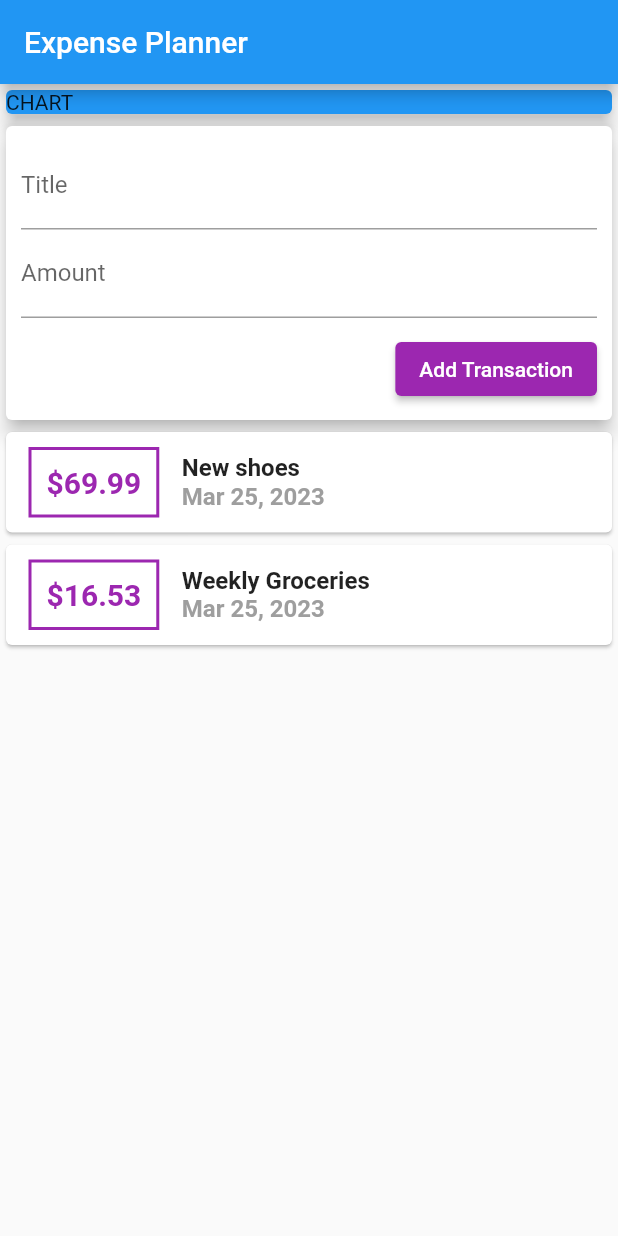
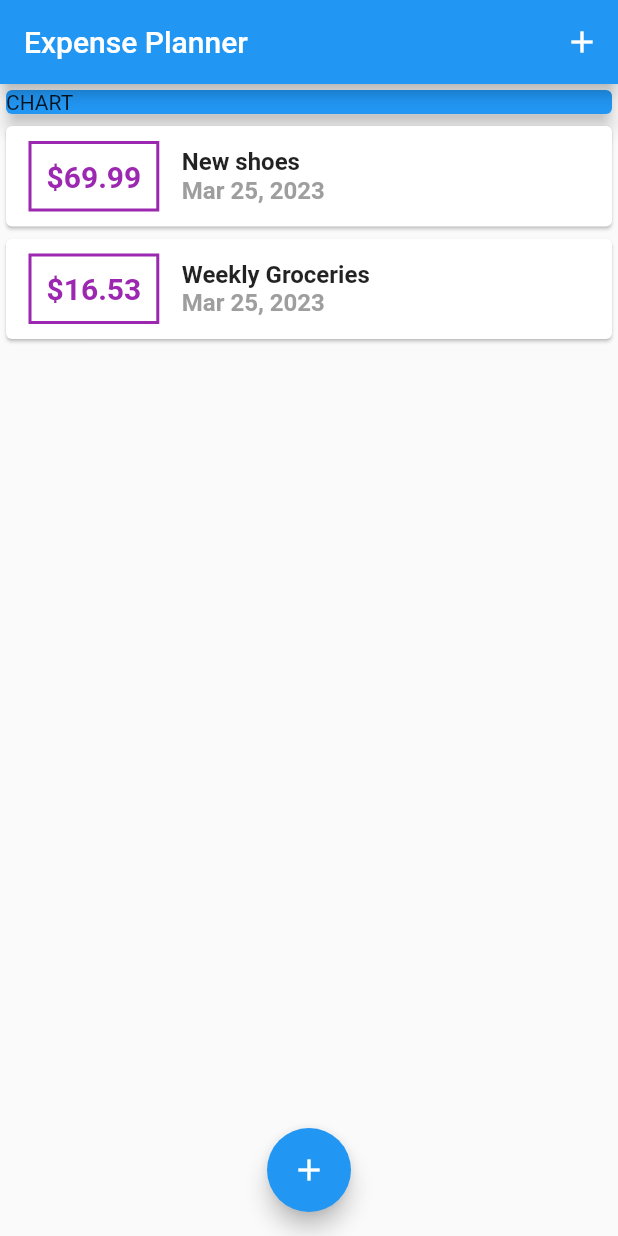
Before and after one commit to jakubit0/Expense-Planner-, a Flutter app: the screen it shows after launch, on a phone screen of 412 x 824 dp. Run offline on Flutter 3.47's test engine with Material 2 defaults, Android fonts, the phone set to English and light mode, and no system bars.

Commit message:
updated project structure
deleted user_transaction file, updated and added new buttons in main

```diff
--- a/expense_planner/lib/main.dart
+++ b/expense_planner/lib/main.dart
@@ -1,5 +1,7 @@
-import 'package:expense_planner/widgets/user_transactions.dart';
+import 'package:expense_planner/widgets/new_transaction.dart';
+import 'package:expense_planner/widgets/transaction_list.dart';
 import 'package:flutter/material.dart';
+import './models/transaction.dart';
 
 void main() {
   runApp(const MyApp());
@@ -33,15 +35,57 @@ class MyHomePage extends StatefulWidget {
 }
 
 class _MyHomePageState extends State<MyHomePage> {
+  final List<Transaction> _userTransactions = [
+    Transaction(
+      id: 't1',
+      title: 'New shoes',
+      amount: 69.99,
+      date: DateTime.now(),
+    ),
+    Transaction(
+      id: 't2',
+      title: 'Weekly Groceries',
+      amount: 16.53,
+      date: DateTime.now(),
+    ),
+  ];
 
-  final titleController = TextEditingController();
-  final amountController = TextEditingController();
+  void _addNewTransaction(String txTitle, double txAmount) {
+    final newTx = Transaction(
+        title: txTitle,
+        amount: txAmount,
+        date: DateTime.now(),
+        id: DateTime.now().toString());
+
+    setState(() {
+      _userTransactions.add(newTx);
+    });
+  }
+
+  void _startAddNewTransaction(BuildContext ctx) {
+    showModalBottomSheet(
+      context: ctx,
+      builder: (_) {
+        return GestureDetector(
+          onTap: () {},
+          child: NewTransaction(_addNewTransaction),
+          behavior: HitTestBehavior.opaque,
+        );
+      },
+    );
+  }
 
   @override
   Widget build(BuildContext context) {
     return Scaffold(
       appBar: AppBar(
         title: const Text('Expense Planner'),
+        actions: <Widget>[
+          IconButton(
+            icon: Icon(Icons.add),
+            onPressed: () => _startAddNewTransaction(context),
+          ),
+        ],
       ),
       body: SingleChildScrollView(
         child: Column(
@@ -55,9 +99,14 @@ class _MyHomePageState extends State<MyHomePage> {
                 child: Text('CHART'),
               ),
             ),
-           UserTransactions()
+            TransactionList(_userTransactions),
           ],
         ),
+      ),
+      floatingActionButtonLocation: FloatingActionButtonLocation.centerFloat,
+      floatingActionButton: FloatingActionButton(
+        onPressed: () => _startAddNewTransaction(context),
+        child: Icon(Icons.add),
       ),
     );
   }
--- a/expense_planner/lib/widgets/user_transactions.dart
+++ /dev/null
@@ -1,49 +0,0 @@
-import 'package:flutter/material.dart';
-
-import './new_transaction.dart';
-import './transaction_list.dart';
-import '../models/transaction.dart';
-
-class UserTransactions extends StatefulWidget {
-  const UserTransactions({super.key});
-
-  @override
-  State<UserTransactions> createState() => _UserTransactionsState();
-}
-
-class _UserTransactionsState extends State<UserTransactions> {
-  final List<Transaction> _userTransactions = [
-    Transaction(
-      id: 't1',
-      title: 'New shoes',
-      amount: 69.99,
-      date: DateTime.now(),
-    ),
-    Transaction(
-      id: 't2',
-      title: 'Weekly Groceries',
-      amount: 16.53,
-      date: DateTime.now(),
-    ),
-  ];
-
-  void _addNewTransaction(String txTitle, double txAmount) {
-    final newTx = Transaction(
-        title: txTitle,
-        amount: txAmount,
-        date: DateTime.now(),
-        id: DateTime.now().toString());
-
-    setState(() {
-      _userTransactions.add(newTx);
-    });
-  }
-
-  @override
-  Widget build(BuildContext context) {
-    return Column(children: [
-      NewTransaction(_addNewTransaction),
-      TransactionList(_userTransactions),
-    ]);
-  }
-}
```
